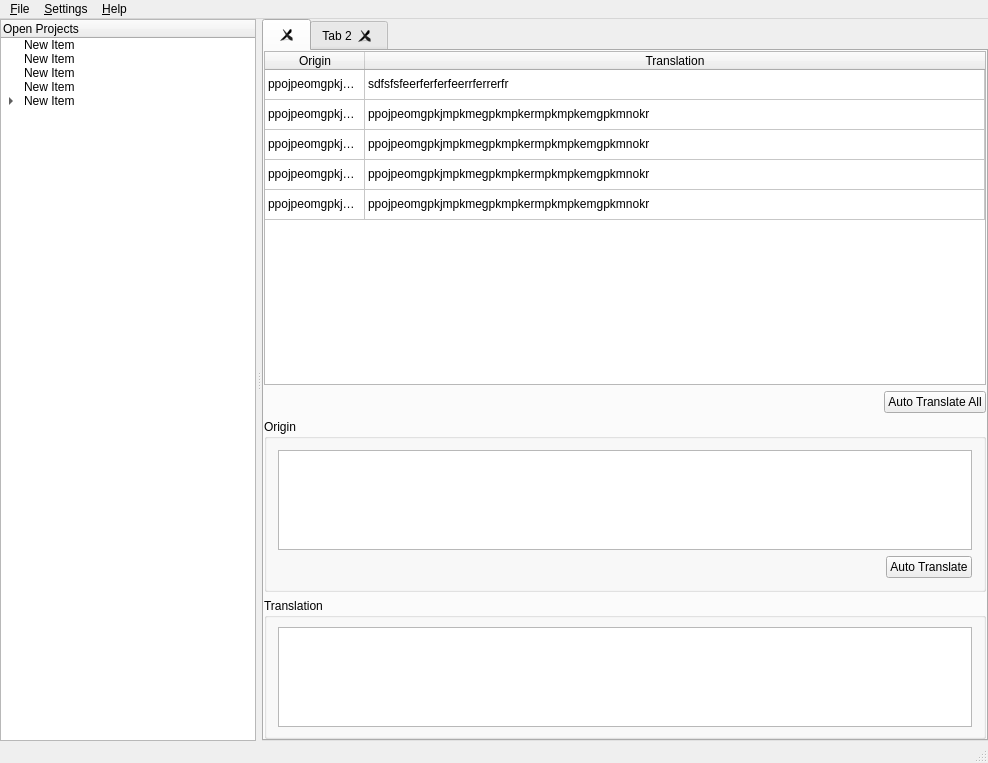
First picture: the form in Ui/MainWindow.ui, repository shm12/APKLanguageEditor, before the edit.
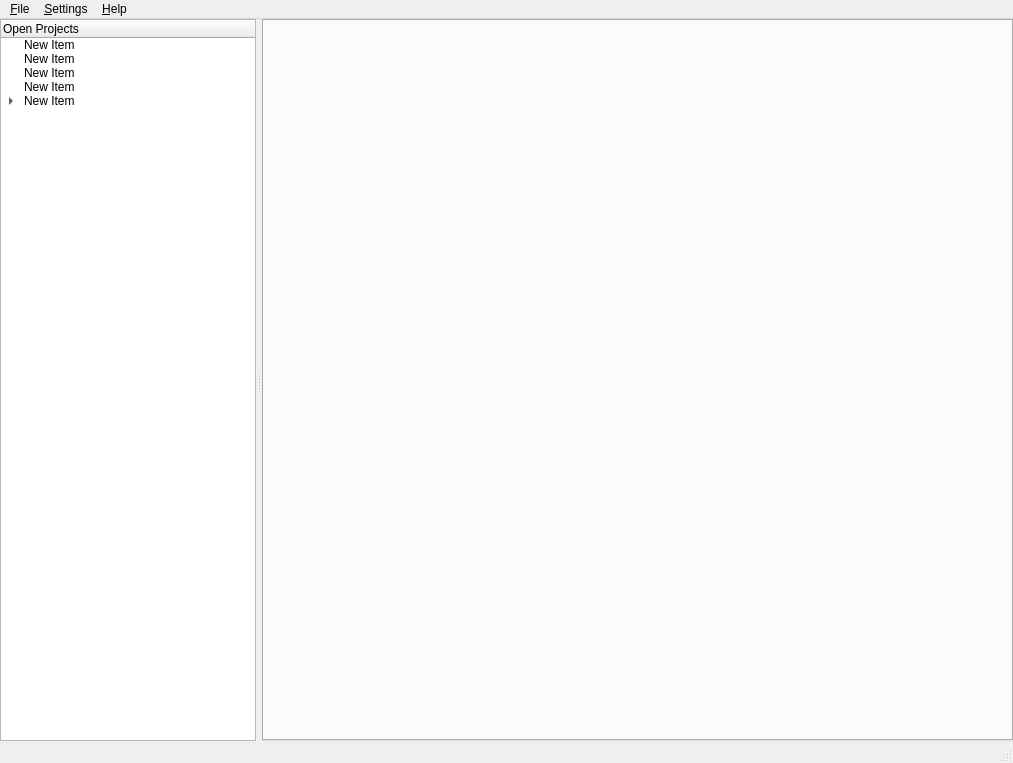
Second picture: the form after the edit.

Diff of the .ui file:
```diff
--- a/Ui/MainWindow.ui
+++ b/Ui/MainWindow.ui
@@ -6,7 +6,7 @@
    <rect>
     <x>0</x>
     <y>0</y>
-    <width>988</width>
+    <width>1013</width>
     <height>763</height>
    </rect>
   </property>
@@ -164,326 +164,6 @@
        <property name="tabsClosable">
         <bool>true</bool>
        </property>
-       <widget class="QWidget" name="widget_2">
-        <attribute name="title">
-         <string/>
-        </attribute>
-        <layout class="QVBoxLayout" name="verticalLayout_6">
-         <property name="leftMargin">
-          <number>0</number>
-         </property>
-         <property name="topMargin">
-          <number>0</number>
-         </property>
-         <property name="rightMargin">
-          <number>0</number>
-         </property>
-         <property name="bottomMargin">
-          <number>0</number>
-         </property>
-         <item>
-          <widget class="QTableWidget" name="tableWidget_2">
-           <property name="sizeAdjustPolicy">
-            <enum>QAbstractScrollArea::AdjustIgnored</enum>
-           </property>
-           <property name="selectionMode">
-            <enum>QAbstractItemView::SingleSelection</enum>
-           </property>
-           <property name="showGrid">
-            <bool>true</bool>
-           </property>
-           <property name="sortingEnabled">
-            <bool>false</bool>
-           </property>
-           <property name="wordWrap">
-            <bool>true</bool>
-           </property>
-           <property name="cornerButtonEnabled">
-            <bool>true</bool>
-           </property>
-           <property name="columnCount">
-            <number>2</number>
-           </property>
-           <attribute name="horizontalHeaderVisible">
-            <bool>true</bool>
-           </attribute>
-           <attribute name="horizontalHeaderCascadingSectionResizes">
-            <bool>true</bool>
-           </attribute>
-           <attribute name="horizontalHeaderMinimumSectionSize">
-            <number>63</number>
-           </attribute>
-           <attribute name="horizontalHeaderHighlightSections">
-            <bool>true</bool>
-           </attribute>
-           <attribute name="horizontalHeaderShowSortIndicator" stdset="0">
-            <bool>false</bool>
-           </attribute>
-           <attribute name="horizontalHeaderStretchLastSection">
-            <bool>true</bool>
-           </attribute>
-           <attribute name="verticalHeaderVisible">
-            <bool>false</bool>
-           </attribute>
-           <attribute name="verticalHeaderCascadingSectionResizes">
-            <bool>true</bool>
-           </attribute>
-           <attribute name="verticalHeaderHighlightSections">
-            <bool>false</bool>
-           </attribute>
-           <attribute name="verticalHeaderShowSortIndicator" stdset="0">
-            <bool>false</bool>
-           </attribute>
-           <attribute name="verticalHeaderStretchLastSection">
-            <bool>false</bool>
-           </attribute>
-           <row>
-            <property name="text">
-             <string>New Row</string>
-            </property>
-           </row>
-           <row>
-            <property name="text">
-             <string>New Row</string>
-            </property>
-           </row>
-           <row>
-            <property name="text">
-             <string>New Row</string>
-            </property>
-           </row>
-           <row>
-            <property name="text">
-             <string>New Row</string>
-            </property>
-           </row>
-           <row>
-            <property name="text">
-             <string>New Row</string>
-            </property>
-           </row>
-           <column>
-            <property name="text">
-             <string>Origin</string>
-            </property>
-           </column>
-           <column>
-            <property name="text">
-             <string>Translation</string>
-            </property>
-           </column>
-           <item row="0" column="0">
-            <property name="text">
-             <string>ppojpeomgpkjmpkmegpkmpkermpkmpkemgpkmnokr</string>
-            </property>
-           </item>
-           <item row="0" column="1">
-            <property name="text">
-             <string>sdfsfsfeerferferfeerrferrerfr</string>
-            </property>
-           </item>
-           <item row="1" column="0">
-            <property name="text">
-             <string>ppojpeomgpkjmpkmegpkmpkermpkmpkemgpkmnokr</string>
-            </property>
-           </item>
-           <item row="1" column="1">
-            <property name="text">
-             <string>ppojpeomgpkjmpkmegpkmpkermpkmpkemgpkmnokr</string>
-            </property>
-           </item>
-           <item row="2" column="0">
-            <property name="text">
-             <string>ppojpeomgpkjmpkmegpkmpkermpkmpkemgpkmnokr</string>
-            </property>
-           </item>
-           <item row="2" column="1">
-            <property name="text">
-             <string>ppojpeomgpkjmpkmegpkmpkermpkmpkemgpkmnokr</string>
-            </property>
-           </item>
-           <item row="3" column="0">
-            <property name="text">
-             <string>ppojpeomgpkjmpkmegpkmpkermpkmpkemgpkmnokr</string>
-            </property>
-           </item>
-           <item row="3" column="1">
-            <property name="text">
-             <string>ppojpeomgpkjmpkmegpkmpkermpkmpkemgpkmnokr</string>
-            </property>
-           </item>
-           <item row="4" column="0">
-            <property name="text">
-             <string>ppojpeomgpkjmpkmegpkmpkermpkmpkemgpkmnokr</string>
-            </property>
-           </item>
-           <item row="4" column="1">
-            <property name="text">
-             <string>ppojpeomgpkjmpkmegpkmpkermpkmpkemgpkmnokr</string>
-            </property>
-           </item>
-          </widget>
-         </item>
-         <item alignment="Qt::AlignRight">
-          <widget class="QPushButton" name="pushButton_3">
-           <property name="sizePolicy">
-            <sizepolicy hsizetype="Maximum" vsizetype="Fixed">
-             <horstretch>0</horstretch>
-             <verstretch>0</verstretch>
-            </sizepolicy>
-           </property>
-           <property name="text">
-            <string>Auto Translate All</string>
-           </property>
-          </widget>
-         </item>
-         <item>
-          <widget class="QGroupBox" name="groupBox_4">
-           <property name="sizePolicy">
-            <sizepolicy hsizetype="Ignored" vsizetype="Maximum">
-             <horstretch>0</horstretch>
-             <verstretch>0</verstretch>
-            </sizepolicy>
-           </property>
-           <property name="minimumSize">
-            <size>
-             <width>0</width>
-             <height>0</height>
-            </size>
-           </property>
-           <property name="maximumSize">
-            <size>
-             <width>16777215</width>
-             <height>16777215</height>
-            </size>
-           </property>
-           <property name="layoutDirection">
-            <enum>Qt::LeftToRight</enum>
-           </property>
-           <property name="title">
-            <string>Origin</string>
-           </property>
-           <layout class="QVBoxLayout" name="verticalLayout_7">
-            <property name="leftMargin">
-             <number>11</number>
-            </property>
-            <property name="topMargin">
-             <number>11</number>
-            </property>
-            <property name="rightMargin">
-             <number>11</number>
-            </property>
-            <property name="bottomMargin">
-             <number>11</number>
-            </property>
-            <item>
-             <widget class="QTextEdit" name="textEdit_3">
-              <property name="minimumSize">
-               <size>
-                <width>0</width>
-                <height>0</height>
-               </size>
-              </property>
-              <property name="maximumSize">
-               <size>
-                <width>16777215</width>
-                <height>100</height>
-               </size>
-              </property>
-             </widget>
-            </item>
-            <item alignment="Qt::AlignRight">
-             <widget class="QPushButton" name="pushButton_4">
-              <property name="sizePolicy">
-               <sizepolicy hsizetype="Maximum" vsizetype="Maximum">
-                <horstretch>0</horstretch>
-                <verstretch>0</verstretch>
-               </sizepolicy>
-              </property>
-              <property name="maximumSize">
-               <size>
-                <width>16777215</width>
-                <height>16777215</height>
-               </size>
-              </property>
-              <property name="focusPolicy">
-               <enum>Qt::WheelFocus</enum>
-              </property>
-              <property name="accessibleName">
-               <string/>
-              </property>
-              <property name="layoutDirection">
-               <enum>Qt::LeftToRight</enum>
-              </property>
-              <property name="text">
-               <string>Auto Translate</string>
-              </property>
-             </widget>
-            </item>
-           </layout>
-          </widget>
-         </item>
-         <item>
-          <widget class="QGroupBox" name="groupBox_2">
-           <property name="sizePolicy">
-            <sizepolicy hsizetype="Ignored" vsizetype="Maximum">
-             <horstretch>0</horstretch>
-             <verstretch>0</verstretch>
-            </sizepolicy>
-           </property>
-           <property name="minimumSize">
-            <size>
-             <width>0</width>
-             <height>0</height>
-            </size>
-           </property>
-           <property name="maximumSize">
-            <size>
-             <width>16777215</width>
-             <height>16777215</height>
-            </size>
-           </property>
-           <property name="title">
-            <string>Translation</string>
-           </property>
-           <layout class="QHBoxLayout" name="horizontalLayout_3">
-            <property name="leftMargin">
-             <number>11</number>
-            </property>
-            <property name="rightMargin">
-             <number>11</number>
-            </property>
-            <item>
-             <widget class="QTextEdit" name="textEdit_4">
-              <property name="minimumSize">
-               <size>
-                <width>0</width>
-                <height>0</height>
-               </size>
-              </property>
-              <property name="maximumSize">
-               <size>
-                <width>16777215</width>
-                <height>100</height>
-               </size>
-              </property>
-             </widget>
-            </item>
-           </layout>
-          </widget>
-         </item>
-        </layout>
-       </widget>
-       <widget class="QWidget" name="tab_3">
-        <attribute name="title">
-         <string>Tab 2</string>
-        </attribute>
-        <layout class="QVBoxLayout" name="verticalLayout_8">
-         <item>
-          <layout class="QVBoxLayout" name="verticalLayout_9"/>
-         </item>
-        </layout>
-       </widget>
       </widget>
      </widget>
     </item>
@@ -494,7 +174,7 @@
     <rect>
      <x>0</x>
      <y>0</y>
-     <width>988</width>
+     <width>1013</width>
      <height>26</height>
     </rect>
    </property>
```
Left out of the diff: 33 changed lines with no effect on the pictures.
